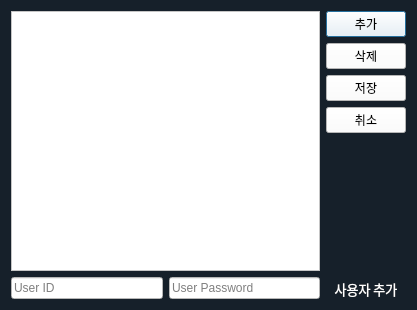
This is src/resources/user_list.ui in sijung21/js06 as Qt 5 draws it before an edit. The edited form follows.
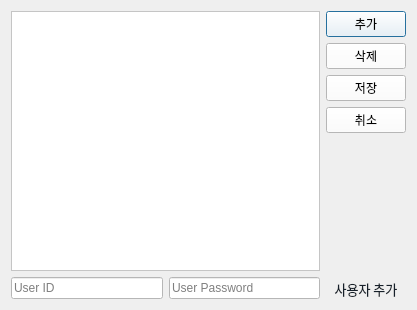
This is the edited form.

Diff of the .ui file:
```diff
--- a/src/resources/user_list.ui
+++ b/src/resources/user_list.ui
@@ -14,7 +14,7 @@
    <string>User List</string>
   </property>
   <property name="styleSheet">
-   <string notr="true">background-color:rgb(22,32,42);</string>
+   <string notr="true"/>
   </property>
   <layout class="QGridLayout" name="gridLayout">
    <item row="0" column="0">
@@ -133,7 +133,7 @@
           </font>
          </property>
          <property name="styleSheet">
-          <string notr="true">color: rgb(255, 255, 255);</string>
+          <string notr="true">color:rgb(22,32,42);</string>
          </property>
          <property name="text">
           <string>사용자 추가</string>
```
